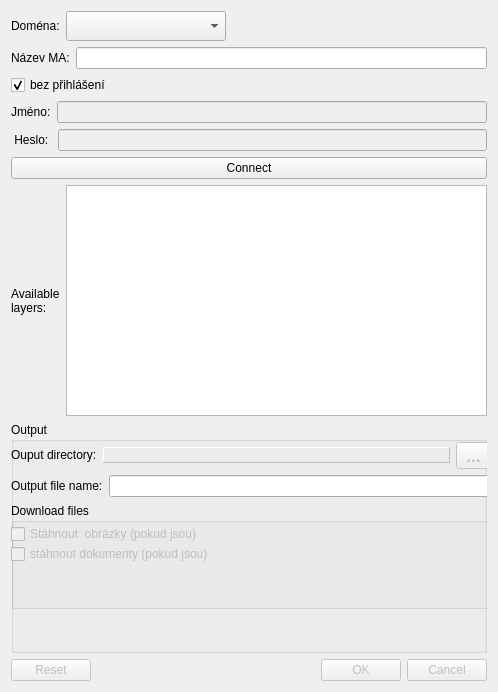
Before: the Qt Designer form download_data_dialog_base.ui in geosense/DownloadData, drawn with Qt 5.
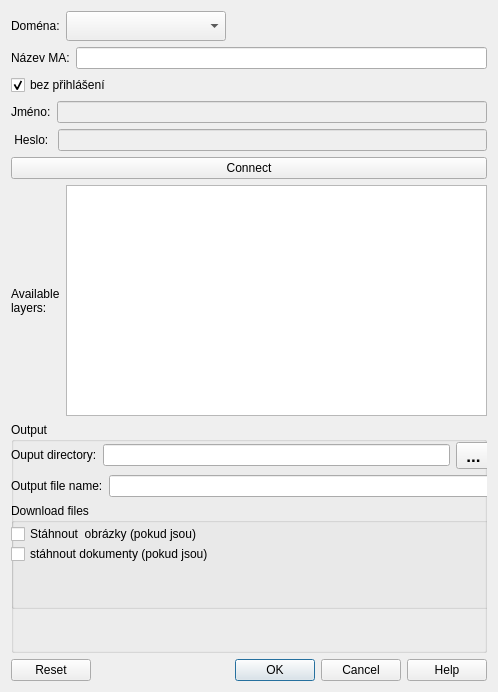
After: the same form once the commit is applied.

Patch:
```diff
--- a/download_data_dialog_base.ui
+++ b/download_data_dialog_base.ui
@@ -270,34 +270,12 @@
           </widget>
          </item>
          <item>
-          <widget class="QLabel" name="outputDir">
-           <property name="enabled">
-            <bool>false</bool>
-           </property>
-           <property name="sizePolicy">
-            <sizepolicy hsizetype="Expanding" vsizetype="Maximum">
-             <horstretch>0</horstretch>
-             <verstretch>0</verstretch>
-            </sizepolicy>
-           </property>
-           <property name="frameShape">
-            <enum>QFrame::Panel</enum>
-           </property>
-           <property name="frameShadow">
-            <enum>QFrame::Raised</enum>
-           </property>
-           <property name="lineWidth">
-            <number>1</number>
-           </property>
-           <property name="text">
-            <string/>
-           </property>
-          </widget>
+          <widget class="QLineEdit" name="outputDir"/>
          </item>
          <item>
           <widget class="QToolButton" name="outputDirButton">
            <property name="enabled">
-            <bool>false</bool>
+            <bool>true</bool>
            </property>
            <property name="sizePolicy">
             <sizepolicy hsizetype="Preferred" vsizetype="Maximum">
@@ -382,7 +360,7 @@
          </property>
          <widget class="QCheckBox" name="images">
           <property name="enabled">
-           <bool>false</bool>
+           <bool>true</bool>
           </property>
           <property name="geometry">
            <rect>
@@ -398,7 +376,7 @@
          </widget>
          <widget class="QCheckBox" name="documents">
           <property name="enabled">
-           <bool>false</bool>
+           <bool>true</bool>
           </property>
           <property name="geometry">
            <rect>
@@ -423,13 +401,13 @@
    <item>
     <widget class="QDialogButtonBox" name="button_box">
      <property name="enabled">
-      <bool>false</bool>
+      <bool>true</bool>
      </property>
      <property name="orientation">
       <enum>Qt::Horizontal</enum>
      </property>
      <property name="standardButtons">
-      <set>QDialogButtonBox::Cancel|QDialogButtonBox::Ok|QDialogButtonBox::Reset</set>
+      <set>QDialogButtonBox::Cancel|QDialogButtonBox::Help|QDialogButtonBox::Ok|QDialogButtonBox::Reset</set>
      </property>
     </widget>
    </item>
```
Left out of the diff: 2 changed lines with no effect on the pictures.
